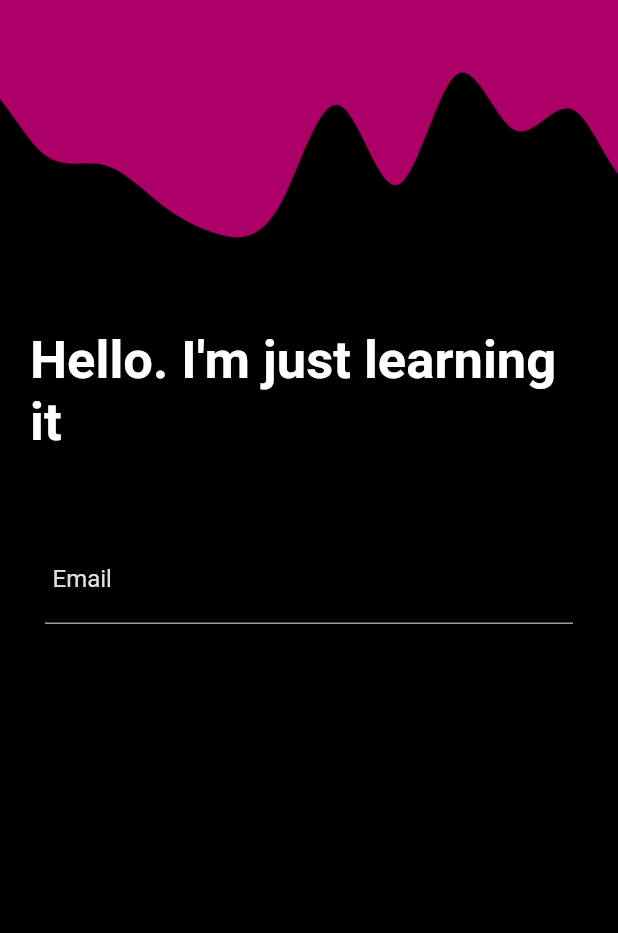
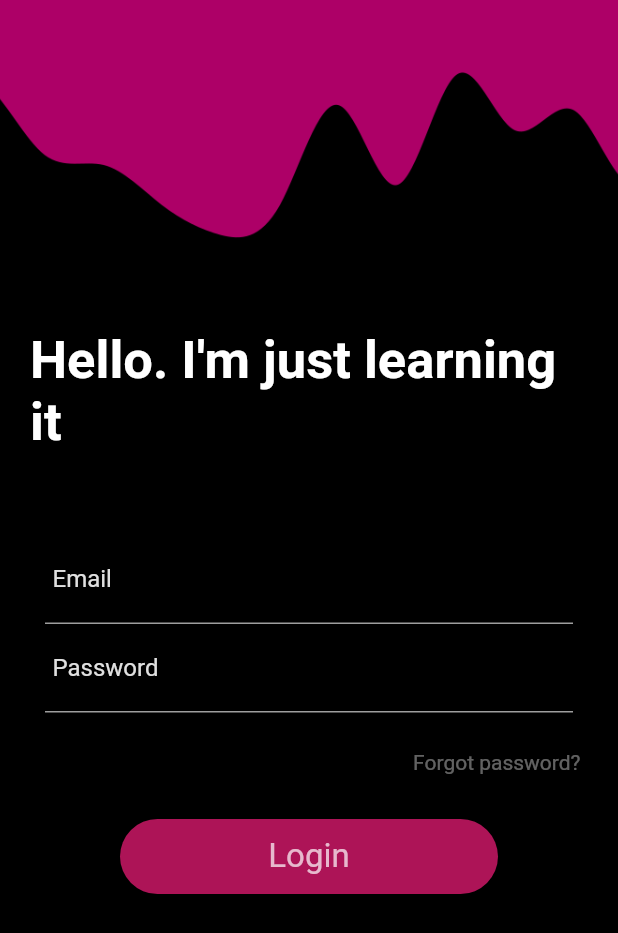
Before and after one commit to chladek/flutter_first_app, a Flutter app: the screen it shows after launch, on a phone screen of 412 x 824 dp. Shown: the top 933 px of the screen. Run offline on Flutter 3.47's test engine with Material 2 defaults, Android fonts, the phone set to English and light mode, and no system bars.

Commit message:
Login screen completed

```diff
--- a/lib/main.dart
+++ b/lib/main.dart
@@ -79,9 +79,70 @@ class _HomePageState extends State<HomePage> {
                             color: Colors.grey[300],
                           )
                         ),
+                        style: TextStyle(
+                          color:Colors.white,
+                          )
+                      ),
+                    ),
+                    Container(
+                      padding:EdgeInsets.all(5),
+                      decoration: BoxDecoration(
+                        border: Border(
+                         bottom:BorderSide(
+                           color: Colors.grey
+                         )
+                       ),
+                      ),
+                      child: TextField(
+                        decoration: InputDecoration(
+                          border:InputBorder.none,
+                          hintText: "Password",
+                          hintStyle: TextStyle(
+                            color: Colors.grey[300],
+                          ),
+                        ),
+                        style: TextStyle(
+                          color:Colors.white,
+                          ),
                       ),
                     )
-                  ],),
+                  ],
+                  ),
+                ),
+                SizedBox(
+                  height:10
+                ),
+                Padding(
+                  padding: const EdgeInsets.all(5.0),
+                  child: Align(
+                    alignment: Alignment.centerRight,
+                    child: Text(
+                      "Forgot password?",
+                      style: TextStyle(
+                        color: Colors.white38,
+                      )
+                    )
+                  ),
+                ),
+                SizedBox(
+                  height:25
+                ),
+                Container(
+                  height:50,
+                  margin:EdgeInsets.symmetric(horizontal:60),
+                  decoration: BoxDecoration(
+                    borderRadius: BorderRadius.circular(50),
+                    color: Colors.pink[800]
+                  ),
+                  child: Center(
+                    child:Text(
+                      "Login",
+                      style: TextStyle(
+                        fontSize: 22,
+                        color: Colors.white70
+                      )
+                    )
+                  )
                 )
               ],
             )
```
